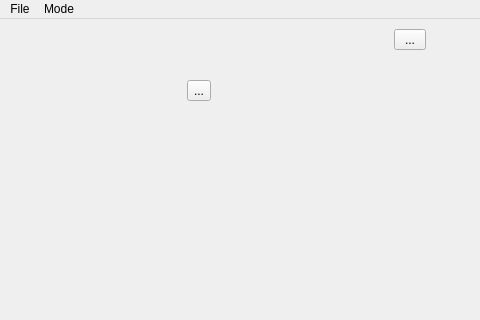
Old version of the form mainwindow.ui in the repository jkwok678/RailwayBuilderOld; both pictures show x 0 to 480 and y 0 to 320 of the 817 by 539 pixel window.
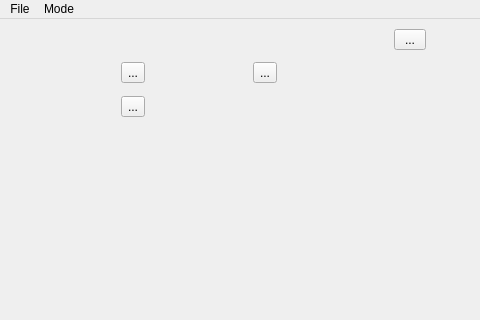
New version of the form. Icons and pictures are not drawn.

```diff
--- a/mainwindow.ui
+++ b/mainwindow.ui
@@ -91,6 +91,17 @@
           </rect>
          </property>
          <layout class="QGridLayout" name="trackMenu1">
+          <item row="0" column="1">
+           <widget class="QToolButton" name="striaghtVButton">
+            <property name="text">
+             <string>...</string>
+            </property>
+            <property name="icon">
+             <iconset resource="resources.qrc">
+              <normaloff>:/graphics/graphics/straightV.png</normaloff>:/graphics/graphics/straightV.png</iconset>
+            </property>
+           </widget>
+          </item>
           <item row="0" column="0">
            <widget class="QToolButton" name="straightHButton">
             <property name="text">
@@ -102,6 +113,17 @@
             </property>
            </widget>
           </item>
+          <item row="1" column="0">
+           <widget class="QToolButton" name="linkLeftButton">
+            <property name="text">
+             <string>...</string>
+            </property>
+            <property name="icon">
+             <iconset resource="resources.qrc">
+              <normaloff>:/graphics/graphics/linkLeftSet.png</normaloff>:/graphics/graphics/linkLeftSet.png</iconset>
+            </property>
+           </widget>
+          </item>
          </layout>
         </widget>
        </widget>
```
